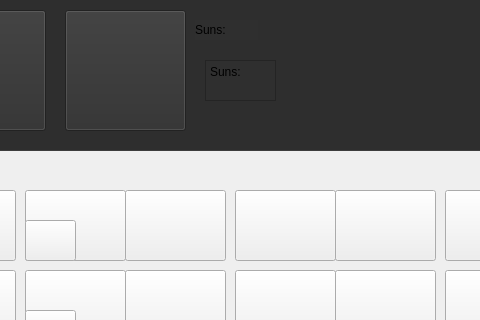
This is ZombieVSPlants/plants.ui in parnianghaisari/Plants-vs.-Zombies-Game as Qt 5 draws it before an edit; both pictures show x 645 to 1125 and y 0 to 320 of the 1440 by 742 pixel window. The edited form follows.
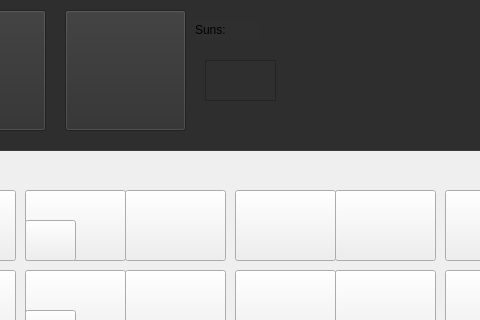
This is the edited form.

Diff of the .ui file:
```diff
--- a/ZombieVSPlants/plants.ui
+++ b/ZombieVSPlants/plants.ui
@@ -130,13 +130,6 @@
        <height>41</height>
       </rect>
      </property>
-     <property name="styleSheet">
-      <string notr="true">color: rgb(0, 0, 0);
-font: 700 9pt &quot;Segoe UI&quot;;</string>
-     </property>
-     <property name="text">
-      <string>Suns:</string>
-     </property>
     </widget>
     <widget class="QLabel" name="label_2">
      <property name="geometry">
```
